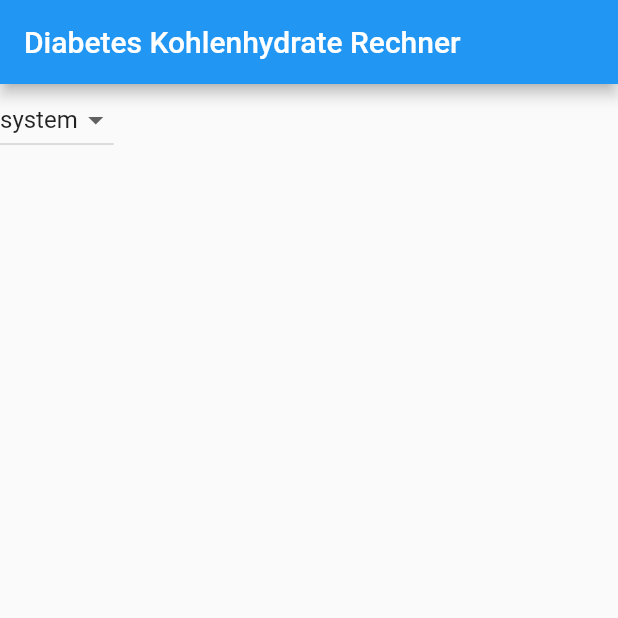
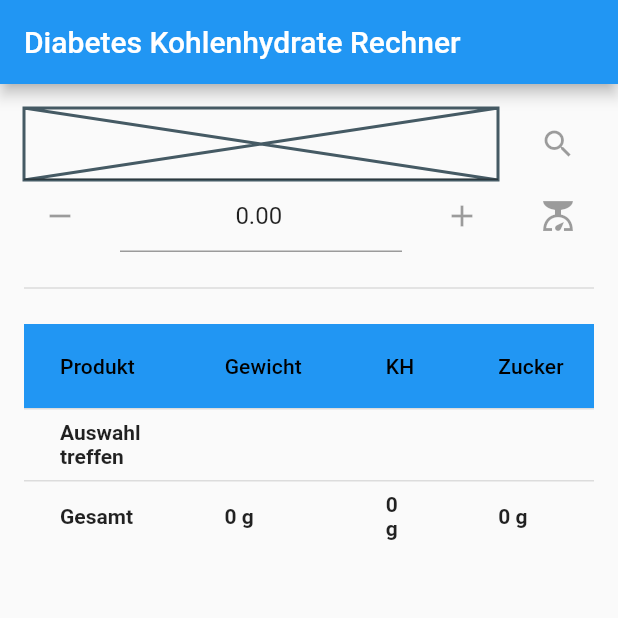
Before and after one commit to Anneress/diabetes_weight_app, a Flutter app: the screen it shows after launch, on a phone screen of 412 x 824 dp, the top half of it. Run offline on Flutter 3.47's test engine with Material 2 defaults, Android fonts, the phone set to English and light mode, and no system bars; our stand-ins replace flutter_riverpod.

Commit message:
Design angepasst

```diff
--- a/lib/src/home.dart
+++ b/lib/src/home.dart
@@ -1,4 +1,5 @@
 import 'package:diabetes_weight_app/src/app.dart';
+import 'package:diabetes_weight_app/src/style_constants.dart';
 import 'package:flutter/material.dart';
 import 'package:flutter_riverpod/flutter_riverpod.dart';
 
@@ -13,22 +14,146 @@ class HomeScreen extends ConsumerWidget {
           "Diabetes Kohlenhydrate Rechner",
         ),
       ),
-      body: Column(
-        children: [
-          DropdownButton(
-            value: ref.watch(themeModeProvider.state).state ?? ThemeMode.system,
-            items: ThemeMode.values
-                .map(
-                  (e) => DropdownMenuItem(
-                    value: e,
-                    child: Text(e.name),
+      body: Padding(
+        padding: const EdgeInsets.all(defaultSpace),
+        child: Column(
+          children: [
+            Row(
+              children: [
+                Flexible(
+                  child: Placeholder(
+                    child: TextFormField(),
                   ),
-                )
-                .toList(),
-            onChanged: (value) =>
-                ref.read(themeModeProvider.state).state = value,
-          ),
-        ],
+                ),
+                const SizedBox(
+                  width: defaultSpace,
+                ),
+                const IconButton(
+                  onPressed: null,
+                  icon: Icon(Icons.search),
+                ),
+              ],
+            ),
+            Row(
+              children: [
+                const IconButton(
+                  onPressed: null,
+                  icon: Icon(Icons.remove),
+                ),
+                const SizedBox(
+                  width: defaultSpace,
+                ),
+                Flexible(
+                  child: TextFormField(
+                    initialValue: "0.00",
+                    keyboardType: TextInputType.number,
+                    textAlign: TextAlign.center,
+                  ),
+                ),
+                const SizedBox(width: defaultSpace),
+                const IconButton(
+                  onPressed: null,
+                  icon: Icon(Icons.add),
+                ),
+                const SizedBox(width: defaultSpace),
+                const IconButton(
+                  onPressed: null,
+                  icon: Icon(Icons.scale),
+                ),
+              ],
+            ),
+            const SizedBox(
+              height: defaultSpace,
+            ),
+            const Divider(
+              thickness: 1,
+            ),
+            const SizedBox(
+              height: defaultSpace,
+            ),
+            Flexible(
+              child: DataTable(
+                headingRowColor: MaterialStateProperty.resolveWith<Color?>(
+                    (Set<MaterialState> states) {
+                  return Theme.of(context).colorScheme.primary;
+                }),
+                columns: const [
+                  DataColumn(
+                    label: Text("Produkt"),
+                  ),
+                  DataColumn(
+                    label: Text("Gewicht"),
+                  ),
+                  DataColumn(
+                    label: Text("KH"),
+                  ),
+                  DataColumn(
+                    label: Text("Zucker"),
+                  ),
+                ],
+                rows: [
+                  const DataRow(
+                    cells: [
+                      DataCell(
+                        Text(
+                          "Auswahl treffen",
+                          style: TextStyle(
+                            fontWeight: FontWeight.bold,
+                          ),
+                        ),
+                      ),
+                      DataCell(
+                        Text(""),
+                      ),
+                      DataCell(
+                        Text(""),
+                      ),
+                      DataCell(
+                        Text(""),
+                      ),
+                    ],
+                  ),
+                  const DataRow(
+                    cells: [
+                      DataCell(
+                        Text(
+                          "Gesamt",
+                          style: TextStyle(
+                            fontWeight: FontWeight.bold,
+                          ),
+                        ),
+                      ),
+                      DataCell(
+                        Text(
+                          "0 g",
+                          style: TextStyle(
+                            fontWeight: FontWeight.bold,
+                          ),
+                        ),
+                      ),
+                      DataCell(
+                        Text(
+                          "0 g",
+                          style: TextStyle(
+                            fontWeight: FontWeight.bold,
+                          ),
+                        ),
+                      ),
+                      DataCell(
+                        Text(
+                          "0 g",
+                          style: TextStyle(
+                            fontWeight: FontWeight.bold,
+                          ),
+                        ),
+                      ),
+                    ],
+                  ),
+                ],
+              ),
+            ),
+          ],
+        ),
       ),
     );
   }
--- /dev/null
+++ b/lib/src/style_constants.dart
@@ -0,0 +1,3 @@
+const double defaultSpace = 16;
+const double smallSpace = 8;
+const double largeSpace = 32;
```
